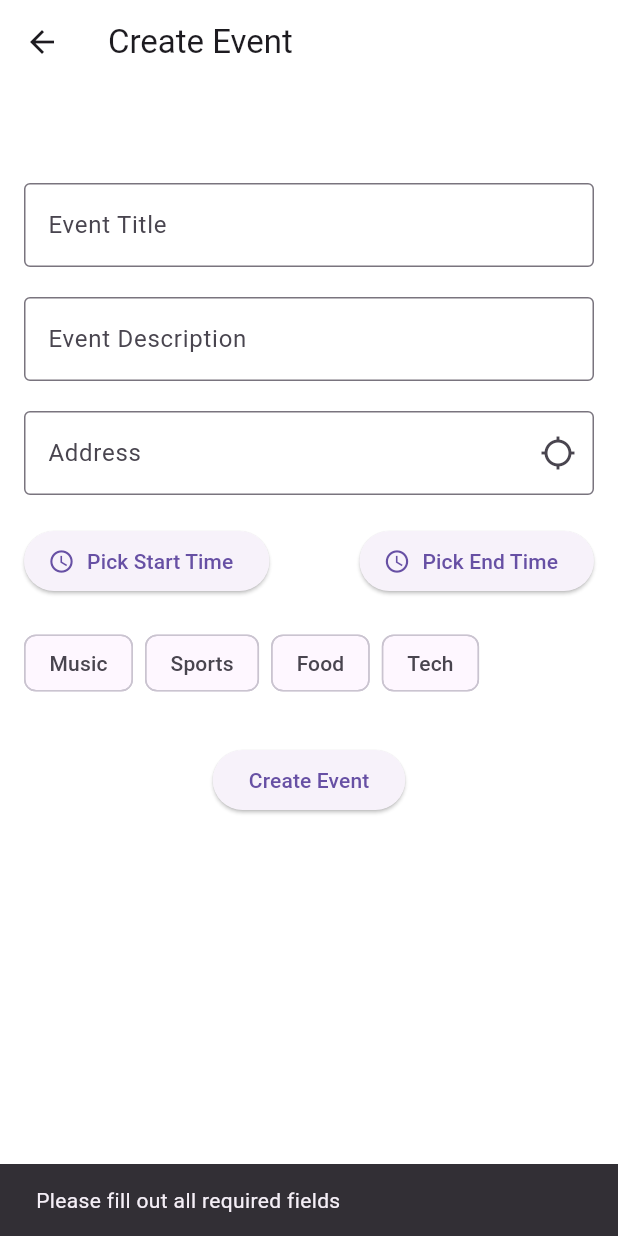
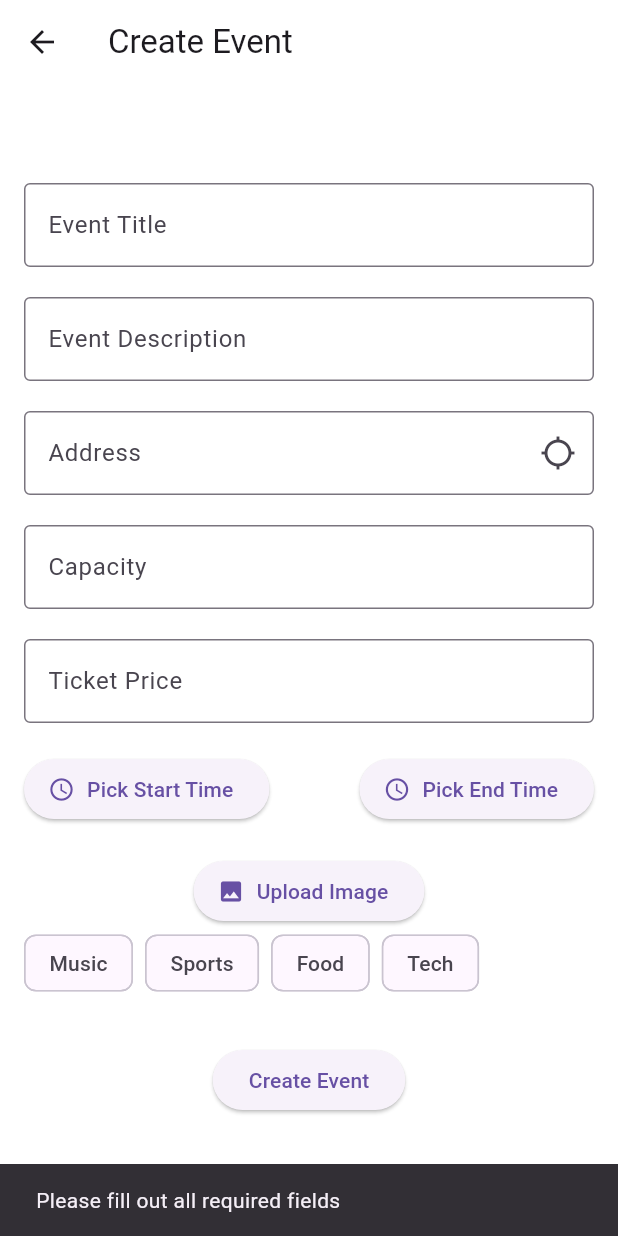
Before and after one commit to avillann00/event-organizer, a Flutter app: the CreateEventPage screen opened by its route, after a tap on "Create Event", on a phone screen of 412 x 824 dp. Run offline on Flutter 3.47's test engine with Material 3 defaults, Android fonts, the phone set to English and light mode, and no system bars; our stand-ins replace geocoding, geolocator, google_maps_flutter, image_picker, lottie, shared_preferences and 1 more; accounts and stored records are empty; project files that could hold a hidden picture were left out.

Commit message:
adding additional fields to create event: capacity, media, and, ticket price

```diff
--- a/mobile/lib/pages/create_event_page.dart
+++ b/mobile/lib/pages/create_event_page.dart
@@ -4,6 +4,9 @@ import 'dart:convert';
 import 'dart:async';
 import 'package:geocoding/geocoding.dart';
 import 'package:shared_preferences/shared_preferences.dart';
+import 'package:image_picker/image_picker.dart';
+import 'dart:io';
+
 
 class CreateEventPage extends StatefulWidget{
   const CreateEventPage({super.key});
@@ -16,6 +19,8 @@ class _CreateEventPageState extends State<CreateEventPage>{
   final TextEditingController titleController = TextEditingController();
   final TextEditingController descriptionController = TextEditingController();
   final TextEditingController addressController = TextEditingController();
+  final TextEditingController capacityController = TextEditingController();
+  final TextEditingController ticketPriceController = TextEditingController();
 
   final List<String> categories = ['Music', 'Sports', 'Food', 'Tech'];
   List<String> selectedCategories = [];
@@ -25,6 +30,9 @@ class _CreateEventPageState extends State<CreateEventPage>{
 
   double? latitude;
   double? longitude;
+
+  File? selectedImage;
+  String? uploadedImageUrl;
 
   bool isLoading = false;
 
@@ -57,6 +65,16 @@ class _CreateEventPageState extends State<CreateEventPage>{
         else{
           endTime = picked;
         }
+      });
+    }
+  }
+
+  Future<void> pickImage() async {
+    final picker = ImagePicker();
+    final pickedFile = await picker.pickImage(source: ImageSource.gallery);
+    if (pickedFile != null) {
+      setState(() {
+        selectedImage = File(pickedFile.path);
       });
     }
   }
@@ -116,6 +134,9 @@ class _CreateEventPageState extends State<CreateEventPage>{
         'keywords': selectedCategories,
         'startTime': startDateTime.toIso8601String(),
         'endTime': endDateTime.toIso8601String(),
+        'capacity': int.tryParse(capacityController.text),
+        'ticketPrice': double.tryParse(ticketPriceController.text),
+        'media': selectedImage != null ? [uploadedImageUrl] : [],
       })
     );
 
@@ -185,6 +206,27 @@ class _CreateEventPageState extends State<CreateEventPage>{
                 ),
               ),
 
+              const SizedBox(height: 20),
+
+              TextField(
+                controller: capacityController,
+                keyboardType: TextInputType.number,
+                decoration: InputDecoration(
+                  labelText: 'Capacity',
+                  border: const OutlineInputBorder(),
+                )
+              ),
+
+              const SizedBox(height: 20),
+              TextField(
+                controller: ticketPriceController,
+                keyboardType: TextInputType.number,
+                decoration: const InputDecoration(
+                  labelText: 'Ticket Price',
+                  border: OutlineInputBorder(),
+                )
+              ),
+
               const SizedBox(height: 10),
 
               if(latitude != null && longitude != null)
@@ -216,6 +258,17 @@ class _CreateEventPageState extends State<CreateEventPage>{
               ),
 
               const SizedBox(height: 20),
+
+              ElevatedButton.icon(
+                  onPressed: pickImage,
+                  icon: const Icon(Icons.image),
+                  label: const Text('Upload Image'),
+                ),
+                if (selectedImage != null)
+                  Padding(
+                    padding: const EdgeInsets.only(top: 10),
+                    child: Image.file(selectedImage!, height: 100),
+                  ),
 
               Align(
                 alignment: Alignment.centerLeft,
--- a/mobile/pubspec.yaml
+++ b/mobile/pubspec.yaml
@@ -31,6 +31,7 @@ dependencies:
   flutter:
     sdk: flutter
   google_maps_flutter: ^2.13.1
+  image_picker: ^1.1.2
 
   # The following adds the Cupertino Icons font to your application.
   # Use with the CupertinoIcons class for iOS style icons.
```
Also changed, not shown: mobile/pubspec.lock, 6 other files.
